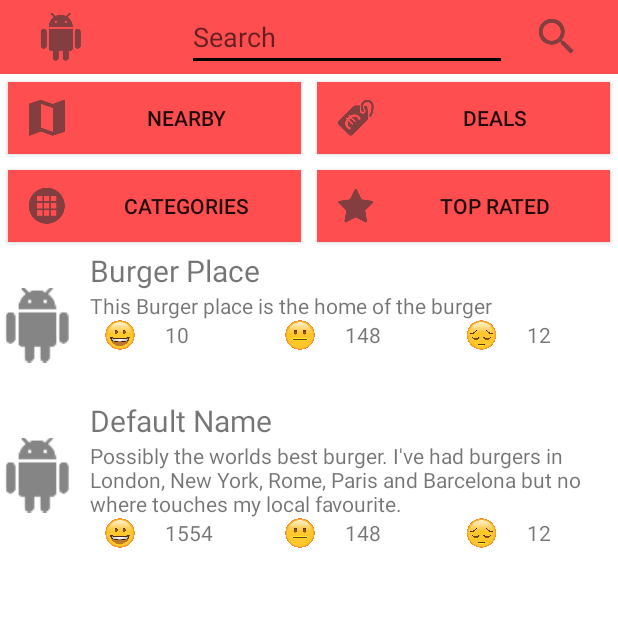
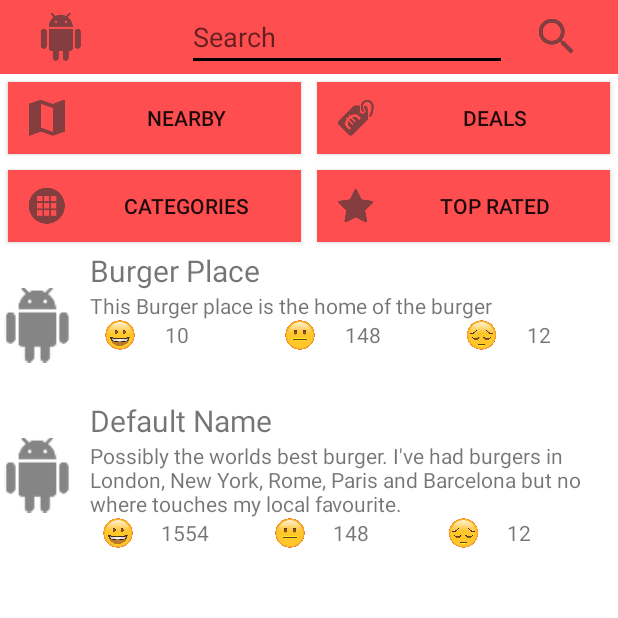
Before and after one commit to farrej10/3d5B_Project_V1, an Android app: the screen it shows after launch (HomeActivity), on a phone screen of 412 x 824 dp, the top half of it. Run offline under Robolectric (Android 15) with nearby library versions, the phone set to English and light mode, and no system bars.

Commit message:
16 Feb 2018 - Lastest Update

```diff
--- a/app/src/main/AndroidManifest.xml
+++ b/app/src/main/AndroidManifest.xml
@@ -11,7 +11,7 @@
     <uses-permission android:name="android.permission.ACCESS_COARSE_LOCATION" />
     <uses-permission android:name="android.permission.ACCESS_NETWORK_STATE" />
     <uses-permission android:name="android.permission.INTERNET" />
-    <uses-permission android:name="com.google.android.providers.gsf.permission.READ_GSERVICES"/>
+    <uses-permission android:name="com.google.android.providers.gsf.permission.READ_GSERVICES" />
 
     <application
         android:allowBackup="true"
@@ -46,6 +46,7 @@
                 android:name="android.support.PARENT_ACTIVITY"
                 android:value="com.example.farrej10.quickbites.HomeActivity" />
         </activity>
+        <activity android:name=".detailedRestaurant"></activity>
     </application>
 
 </manifest>
--- a/app/src/main/res/layout/activity_home.xml
+++ b/app/src/main/res/layout/activity_home.xml
@@ -138,11 +138,12 @@
 
 
     <LinearLayout
-        android:id="@+id/resturantInfoSection1"
+        android:id="@+id/restaurantInfoSection1"
         android:layout_width="match_parent"
         android:layout_height="wrap_content"
         android:orientation="vertical"
-        app:layout_constraintTop_toBottomOf="@id/buttonBar">
+        app:layout_constraintTop_toBottomOf="@id/buttonBar"
+        tools:onClick="openDetailed">
 
         <LinearLayout
             android:layout_width="match_parent"
@@ -230,6 +231,18 @@
                 </LinearLayout>
             </LinearLayout>
         </LinearLayout>
+    </LinearLayout>
+
+    <LinearLayout
+        android:id="@+id/restaurantInfoSection2"
+        android:layout_width="match_parent"
+        android:layout_height="wrap_content"
+        android:layout_marginRight="16dp"
+        android:layout_marginTop="100dp"
+        android:orientation="vertical"
+        app:layout_constraintRight_toRightOf="parent"
+        app:layout_constraintTop_toBottomOf="@id/buttonBar">
+
         <LinearLayout
             android:layout_width="match_parent"
             android:layout_height="match_parent"
@@ -318,4 +331,5 @@
         </LinearLayout>
     </LinearLayout>
 
+
 </android.support.constraint.ConstraintLayout>
```
Also changed, not shown: app/src/main/java/com/example/farrej10/quickbites/HomeActivity.java (+26 -3 lines).
